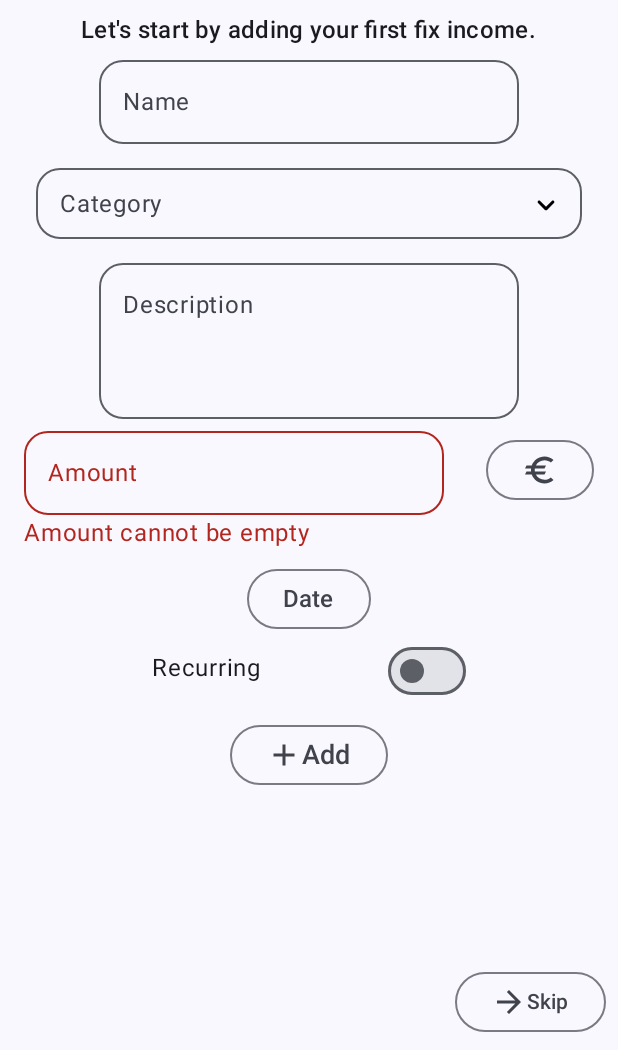
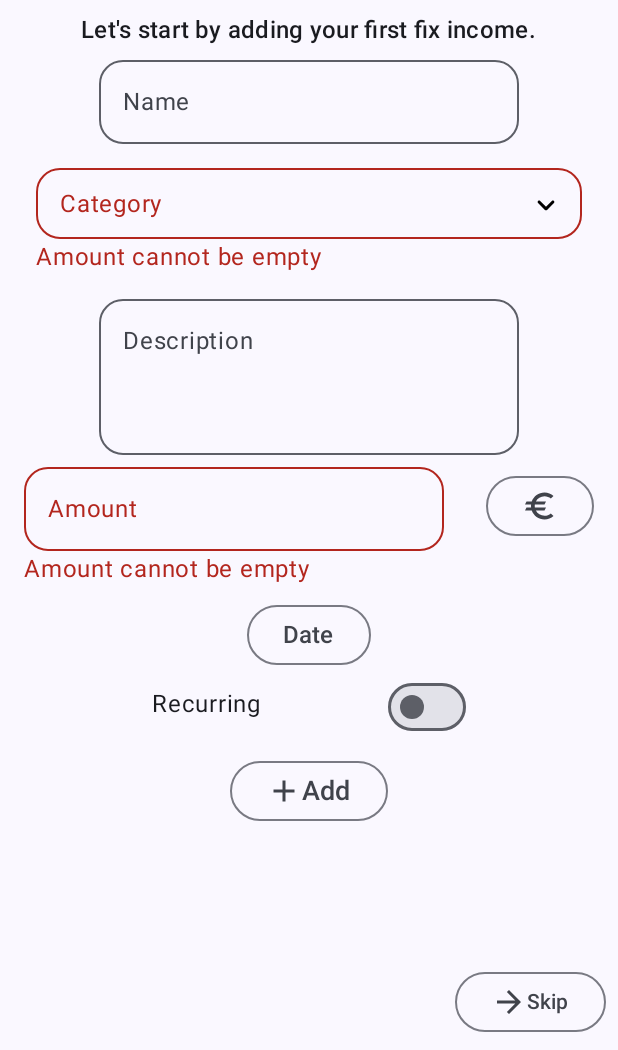
Before and after one commit to luchrist/BudgetFellow, an Android app built with Jetpack Compose: the screen it shows after launch (MainActivity), after a tap on "Add", on a phone screen of 412 x 824 dp, the part 186-1236 px from its top. Run offline under Robolectric (Android 15) with nearby library versions, the light colour scheme and no system bars; our stand-ins replace Room's generated code.

Commit message:
Category Validation, Category update in sp, cat in db

```diff
--- a/app/src/main/java/de/christcoding/budgetfellow/AddTransactionEvent.kt
+++ b/app/src/main/java/de/christcoding/budgetfellow/AddTransactionEvent.kt
@@ -3,5 +3,6 @@ package de.christcoding.budgetfellow
 sealed class AddTransactionEvent {
     data class OnAmountChanged(val amount: String) : AddTransactionEvent()
     data class OnPeriodChanged(val period: String) : AddTransactionEvent()
+    data class OnCategoryChanged(val category: String): AddTransactionEvent()
     object OnAddClicked : AddTransactionEvent()
 }
--- a/app/src/main/java/de/christcoding/budgetfellow/TransactionState.kt
+++ b/app/src/main/java/de/christcoding/budgetfellow/TransactionState.kt
@@ -5,4 +5,6 @@ data class TransactionState(
     val amountError: String? = null,
     val period: String = "1",
     val periodError: String? = null,
-)
+    val category: String = "",
+    val catError: String? = null
+    )
--- a/app/src/main/java/de/christcoding/budgetfellow/data/models/Transaction.kt
+++ b/app/src/main/java/de/christcoding/budgetfellow/data/models/Transaction.kt
@@ -2,6 +2,7 @@ package de.christcoding.budgetfellow.data.models
 
 import androidx.room.Entity
 import androidx.room.PrimaryKey
+import de.christcoding.budgetfellow.domain.use_case.ValidateCategory
 
 @Entity(tableName="transaction-table")
 data class Transaction(
@@ -9,6 +10,7 @@ data class Transaction(
     val id: Long = 0L,
     val name: String="",
     val description:String="",
+    val category: String="",
     val amount: Double=0.0,
     val date: String="",
     val recurring: Boolean=false,
--- /dev/null
+++ b/app/src/main/java/de/christcoding/budgetfellow/domain/use_case/ValidateCategory.kt
@@ -0,0 +1,11 @@
+package de.christcoding.budgetfellow.domain.use_case
+
+class ValidateCategory {
+    fun execute(category: String): ValidationResult {
+        return if (category.isBlank()) {
+            ValidationResult(false, "Amount cannot be empty")
+        } else {
+            ValidationResult(true)
+        }
+    }
+}
--- a/app/src/main/java/de/christcoding/budgetfellow/ui/components/AutoCompleteTextView.kt
+++ b/app/src/main/java/de/christcoding/budgetfellow/ui/components/AutoCompleteTextView.kt
@@ -20,6 +20,7 @@ import androidx.compose.material3.Card
 import androidx.compose.material3.CardDefaults
 import androidx.compose.material3.Icon
 import androidx.compose.material3.IconButton
+import androidx.compose.material3.MaterialTheme
 import androidx.compose.material3.OutlinedTextField
 import androidx.compose.material3.Text
 import androidx.compose.material3.TextField
@@ -37,9 +38,11 @@ import androidx.compose.ui.text.TextStyle
 import androidx.compose.ui.text.font.FontWeight
 import androidx.compose.ui.text.input.ImeAction
 import androidx.compose.ui.text.input.KeyboardType
+import androidx.compose.ui.text.style.TextAlign
 import androidx.compose.ui.unit.dp
 import androidx.compose.ui.unit.sp
 import androidx.compose.ui.unit.toSize
+import de.christcoding.budgetfellow.AddTransactionEvent
 import de.christcoding.budgetfellow.R
 import de.christcoding.budgetfellow.viewmodels.MainViewModel
 
@@ -60,6 +63,7 @@ fun AutoCompleteTextView(mainViewModel: MainViewModel) {
     val interactionSource = remember {
         MutableInteractionSource()
     }
+    val state = mainViewModel.state
 
     // Category Field
     Column(
@@ -87,9 +91,11 @@ fun AutoCompleteTextView(mainViewModel: MainViewModel) {
                         },
                     shape = RoundedCornerShape(16.dp),
                     label = { Text(text = stringResource(id = R.string.category)) },
+                    isError = state.catError != null,
                     value = mainViewModel.selectedCategory,
                     onValueChange = {
                         mainViewModel.selectedCategory = it
+                        mainViewModel.onEvent(AddTransactionEvent.OnCategoryChanged(it))
                         expanded = true
                     },
                     textStyle = TextStyle(
@@ -156,6 +162,9 @@ fun AutoCompleteTextView(mainViewModel: MainViewModel) {
                 }
             }
 
+            if(state.catError != null) {
+                Text(text = state.catError, color = MaterialTheme.colorScheme.error, textAlign = TextAlign.Start, modifier = Modifier.fillMaxWidth())
+            }
         }
 
     }
--- a/app/src/main/java/de/christcoding/budgetfellow/utils/Constants.kt
+++ b/app/src/main/java/de/christcoding/budgetfellow/utils/Constants.kt
@@ -2,6 +2,7 @@ package de.christcoding.budgetfellow.utils
 
 class Constants {
     companion object {
+        const val KEY_CATEGORIES = "categories"
         const val DATABASE_NAME = "budgetfellow_db"
         const val SCREEN = "screen"
     }
--- a/app/src/main/java/de/christcoding/budgetfellow/viewmodels/MainViewModel.kt
+++ b/app/src/main/java/de/christcoding/budgetfellow/viewmodels/MainViewModel.kt
@@ -19,6 +19,7 @@ import de.christcoding.budgetfellow.data.TransactionRepository
 import de.christcoding.budgetfellow.data.models.Budget
 import de.christcoding.budgetfellow.domain.ValidationEvent
 import de.christcoding.budgetfellow.domain.use_case.ValidateAmount
+import de.christcoding.budgetfellow.domain.use_case.ValidateCategory
 import de.christcoding.budgetfellow.domain.use_case.ValidatePeriod
 import de.christcoding.budgetfellow.domain.use_case.ValidationResult
 import de.christcoding.budgetfellow.navigation.Screen
@@ -31,6 +32,7 @@ import kotlinx.coroutines.launch
 class MainViewModel(
     private val validateAmount: ValidateAmount = ValidateAmount(),
     private val validatePeriod: ValidatePeriod = ValidatePeriod(),
+    private val validateCategory: ValidateCategory = ValidateCategory(),
     private val transactionRepository: TransactionRepository = Graph.transactionRepository,
     private val context: Context
 ) : ViewModel() {
@@ -55,8 +57,8 @@ class MainViewModel(
     var currency by mutableStateOf("€")
     var savingsPerMonth by mutableStateOf(0.0)
 
-    var categories: List<String> = sp.getStringSet("categories", listOf("Salary","House", "Food", "Clothing", "Transport", "Self Care","Subscriptions", "Luxury", "Vacation").toSet())
-        ?.toList() ?: listOf()
+    var categories: MutableList<String> = (sp.getStringSet(Constants.KEY_CATEGORIES, listOf("Salary","House", "Food", "Clothing", "Transport", "Self Care","Subscriptions", "Luxury", "Vacation").toSet())
+        ?.toMutableList() ?: mutableListOf())
     var selectedCategory by mutableStateOf("")
 
     val budgets = listOf(
@@ -73,6 +75,9 @@ class MainViewModel(
             is AddTransactionEvent.OnPeriodChanged -> {
                 state = state.copy(period = event.period)
             }
+            is AddTransactionEvent.OnCategoryChanged -> {
+                state = state.copy(category = event.category)
+            }
             is AddTransactionEvent.OnAddClicked -> {
                 submitData()
             }
@@ -82,16 +87,19 @@ class MainViewModel(
     private fun submitData() {
         val amountResult = validateAmount.execute(state.amount)
         val periodResult = if (recurring)validatePeriod.execute(state.period) else ValidationResult(true)
+        val catResult = validateCategory.execute(state.category)
 
         val hasError = listOf(
             amountResult,
-            periodResult
+            periodResult,
+            catResult
         ).any { !it.success }
 
         if(hasError) {
             state = state.copy(
                 amountError = amountResult.error,
-                periodError = periodResult.error
+                periodError = periodResult.error,
+                catError = catResult.error
             )
             return
         }
@@ -131,9 +139,15 @@ class MainViewModel(
         } catch (e: NumberFormatException) {
             recurringPeriod = "0"
         }
+        selectedCategory = if (selectedCategory.isBlank()) "Others" else selectedCategory
+        if (!categories.contains(selectedCategory)) {
+            categories.add(selectedCategory)
+            sp.edit().putStringSet(Constants.KEY_CATEGORIES, categories.toSet()).apply()
+        }
         return Transaction(
             name = transactionName,
             description = transactionDescription,
+            category = selectedCategory,
             amount = value,
             date = datePicked,
             recurring = recurring,
@@ -151,6 +165,7 @@ class MainViewModel(
 
     private fun resetForm() {
         transactionName = ""
+        selectedCategory = ""
         transactionDescription = ""
         amount = ""
         datePicked = context.getString(R.string.date)
```
